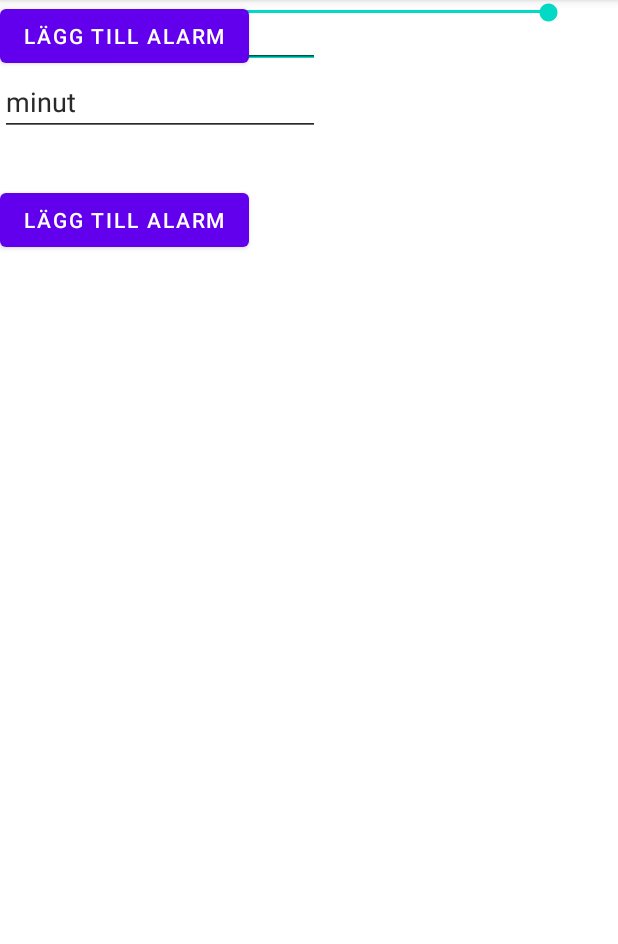
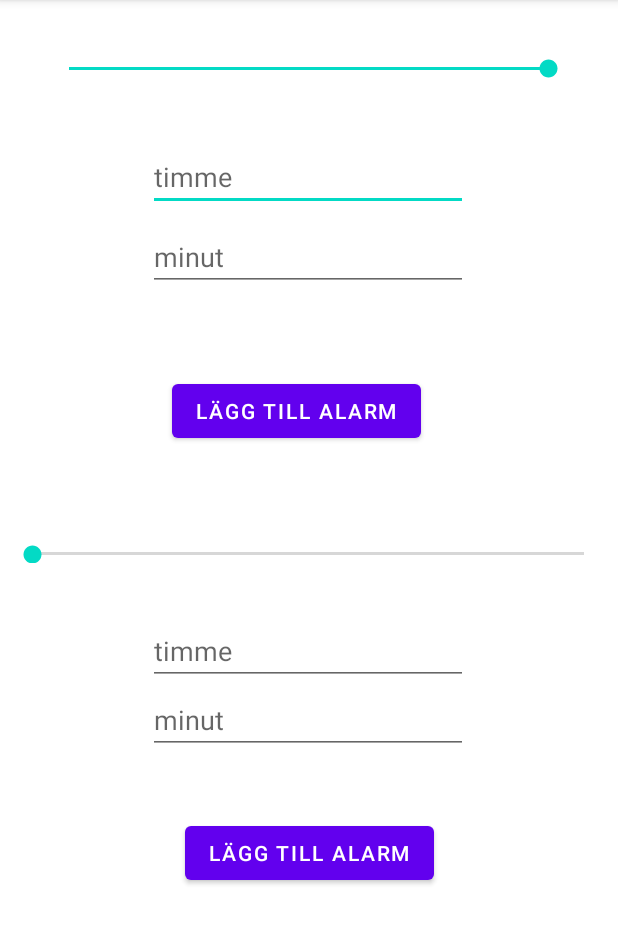
Before and after one commit to MarcusJak/Lampa2, an Android app: the presets screen opened directly, with no data from a screen before it, on a phone screen of 412 x 824 dp, the part 84-1028 px from its top. Run offline under Robolectric (Android 15) with nearby library versions, the phone set to English and light mode, and no system bars.

```diff
--- a/app/src/main/res/layout/activity_presets.xml
+++ b/app/src/main/res/layout/activity_presets.xml
@@ -6,18 +6,6 @@
     android:layout_height="match_parent"
     tools:context=".presets">
 
-
-    <SeekBar
-        android:id="@+id/styrka1"
-        android:layout_width="match_parent"
-        android:layout_height="wrap_content"
-        android:layout_margin="30dp"
-        android:layout_marginBottom="264dp"
-        android:max="100"
-        android:min="1"
-        android:progress="100"
-        app:layout_constraintBottom_toTopOf="@+id/ofhour"
-        tools:layout_editor_absoluteX="-15dp" />
 
     <SeekBar
         android:id="@+id/styrka2"
@@ -29,19 +17,25 @@
         android:min="1"
         android:progress="100"
         app:layout_constraintBottom_toTopOf="@+id/onhour"
+        app:layout_constraintEnd_toEndOf="@+id/onhour"
+        app:layout_constraintStart_toStartOf="@+id/onhour"
         app:layout_constraintTop_toTopOf="parent"
-        app:layout_constraintVertical_bias="0.4"
-        tools:layout_editor_absoluteX="16dp" />
+        app:layout_constraintVertical_bias="0.4" />
 
     <EditText
         android:id="@+id/onhour"
         android:layout_width="wrap_content"
         android:layout_height="wrap_content"
+        android:layout_marginBottom="8dp"
         android:ems="10"
         android:hint="@string/timme"
         android:inputType="text"
-        tools:layout_editor_absoluteX="107dp"
-        tools:layout_editor_absoluteY="129dp" />
+        app:layout_constraintBottom_toTopOf="@+id/offmin"
+        app:layout_constraintEnd_toEndOf="parent"
+        app:layout_constraintHorizontal_bias="0.497"
+        app:layout_constraintStart_toStartOf="parent"
+        app:layout_constraintTop_toTopOf="parent"
+        app:layout_constraintVertical_bias="1.0" />
 
     <EditText
         android:id="@+id/ofhour"
@@ -50,8 +44,50 @@
         android:ems="10"
         android:hint="@string/timme"
         android:inputType="text"
-        tools:layout_editor_absoluteX="100dp"
-        tools:layout_editor_absoluteY="395dp" />
+        app:layout_constraintBottom_toBottomOf="parent"
+        app:layout_constraintEnd_toEndOf="parent"
+        app:layout_constraintHorizontal_bias="0.497"
+        app:layout_constraintStart_toStartOf="parent"
+        app:layout_constraintTop_toTopOf="parent"
+        app:layout_constraintVertical_bias="0.569" />
+
+    <EditText
+        android:id="@+id/onmin"
+        android:layout_width="wrap_content"
+        android:layout_height="wrap_content"
+        android:ems="10"
+        android:hint="@string/minut"
+        android:inputType="text"
+        app:layout_constraintBottom_toTopOf="@+id/alarm1"
+        app:layout_constraintEnd_toEndOf="@+id/ofhour"
+        app:layout_constraintHorizontal_bias="0.0"
+        app:layout_constraintStart_toStartOf="@+id/ofhour"
+        app:layout_constraintTop_toBottomOf="@+id/ofhour"
+        app:layout_constraintVertical_bias="0.023" />
+
+    <Button
+        android:id="@+id/alarm1"
+        android:layout_width="wrap_content"
+        android:layout_height="wrap_content"
+        android:layout_marginTop="88dp"
+        android:text="@string/l_gg_till_alarm"
+        app:layout_constraintBottom_toBottomOf="parent"
+        app:layout_constraintEnd_toEndOf="parent"
+        app:layout_constraintStart_toStartOf="parent"
+        app:layout_constraintTop_toBottomOf="@+id/ofhour"
+        app:layout_constraintVertical_bias="0.0" />
+
+    <SeekBar
+        android:id="@+id/styrka1"
+        android:layout_width="400dp"
+        android:layout_height="12dp"
+        android:layout_marginBottom="36dp"
+        android:max="100"
+        android:min="1"
+        android:progress="1"
+        app:layout_constraintBottom_toTopOf="@+id/ofhour"
+        app:layout_constraintEnd_toEndOf="@+id/ofhour"
+        app:layout_constraintStart_toStartOf="@+id/ofhour" />
 
     <EditText
         android:id="@+id/offmin"
@@ -60,28 +96,12 @@
         android:ems="10"
         android:hint="@string/minut"
         android:inputType="text"
-        app:layout_constraintEnd_toEndOf="@+id/onhour"
-        app:layout_constraintHorizontal_bias="0.0"
-        app:layout_constraintStart_toStartOf="@+id/onhour"
-        app:layout_constraintTop_toBottomOf="@+id/onhour" />
-
-    <EditText
-        android:id="@+id/onmin"
-        android:layout_width="wrap_content"
-        android:layout_height="wrap_content"
-        android:ems="10"
-        android:hint="@string/minut"
-        android:inputType="text"
-        app:layout_constraintTop_toBottomOf="@+id/ofhour"
-        tools:layout_editor_absoluteX="100dp" />
-
-    <Button
-        android:id="@+id/alarm1"
-        android:layout_width="wrap_content"
-        android:layout_height="wrap_content"
-        android:text="@string/l_gg_till_alarm"
-        tools:layout_editor_absoluteX="121dp"
-        tools:layout_editor_absoluteY="580dp" />
+        app:layout_constraintBottom_toBottomOf="parent"
+        app:layout_constraintEnd_toEndOf="parent"
+        app:layout_constraintHorizontal_bias="0.497"
+        app:layout_constraintStart_toStartOf="parent"
+        app:layout_constraintTop_toTopOf="parent"
+        app:layout_constraintVertical_bias="0.206" />
 
     <Button
         android:id="@+id/Alarm2"
@@ -89,6 +109,10 @@
         android:layout_height="wrap_content"
         android:layout_marginTop="32dp"
         android:text="@string/l_gg_till_alarm_"
+        app:layout_constraintBottom_toTopOf="@+id/styrka1"
+        app:layout_constraintEnd_toEndOf="@+id/offmin"
+        app:layout_constraintHorizontal_bias="0.341"
+        app:layout_constraintStart_toStartOf="@+id/offmin"
         app:layout_constraintTop_toBottomOf="@+id/offmin"
-        tools:layout_editor_absoluteX="121dp" />
+        app:layout_constraintVertical_bias="0.271" />
 </androidx.constraintlayout.widget.ConstraintLayout>
--- a/app/src/main/res/layout/activity_settings.xml
+++ b/app/src/main/res/layout/activity_settings.xml
@@ -10,8 +10,8 @@
         android:layout_width="match_parent"
         android:layout_height="match_parent"
         tools:context=".MainActivity"
-        tools:layout_editor_absoluteX="69dp"
-        tools:layout_editor_absoluteY="26dp">
+        tools:layout_editor_absoluteX="-16dp"
+        tools:layout_editor_absoluteY="0dp">
 
         <!--Create a switch-->
         <Switch
@@ -62,11 +62,13 @@
             android:layout_alignTop="@+id/btnpreset"
             android:layout_alignEnd="@+id/btnpreset"
             android:layout_alignRight="@+id/btnpreset"
+            android:layout_alignBottom="@+id/btnpreset"
             android:layout_marginStart="42dp"
             android:layout_marginLeft="42dp"
             android:layout_marginTop="115dp"
             android:layout_marginEnd="41dp"
             android:layout_marginRight="41dp"
+            android:layout_marginBottom="-115dp"
             android:text="@string/ndra_spr_k" />
 
     </RelativeLayout>
```
